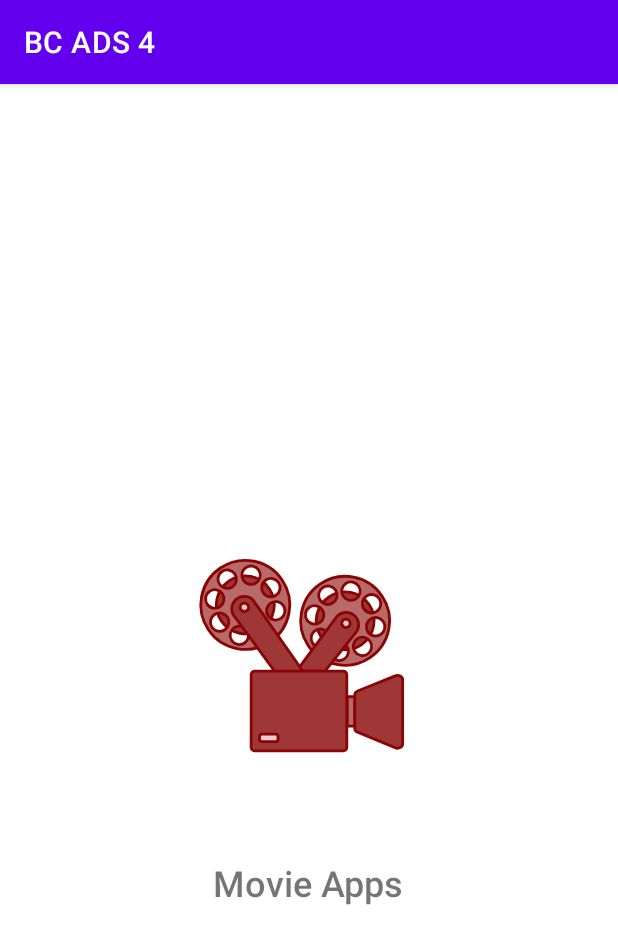
After one commit to dibaliqaja/BC-ADS-Beginner-4, an Android app: the SplashScreenActivity screen opened directly, with no data from a screen before it, on a phone screen of 412 x 824 dp. The commit adds this screen. Shown: the top 944 px of the screen. Run offline under Robolectric (Android 15) with nearby library versions, the phone set to English and light mode, and no system bars.

Commit message:
add splash screen

```diff
--- a/app/build.gradle
+++ b/app/build.gradle
@@ -45,6 +45,7 @@ dependencies {
     implementation 'com.github.bumptech.glide:glide:4.12.0'
     implementation 'androidx.navigation:navigation-fragment-ktx:2.2.2'
     implementation 'androidx.navigation:navigation-ui-ktx:2.2.2'
+    implementation 'com.airbnb.android:lottie:3.6.1'
 
     testImplementation 'junit:junit:4.+'
     androidTestImplementation 'androidx.test.ext:junit:1.1.2'
--- /dev/null
+++ b/app/src/main/java/com/example/bcads4/SplashScreenActivity.kt
@@ -0,0 +1,21 @@
+package com.example.bcads4
+
+import android.content.Intent
+import androidx.appcompat.app.AppCompatActivity
+import android.os.Bundle
+import android.os.Handler
+import com.example.bcads4.module.home.MainActivity
+
+class SplashScreenActivity : AppCompatActivity() {
+    override fun onCreate(savedInstanceState: Bundle?) {
+        super.onCreate(savedInstanceState)
+        setContentView(R.layout.activity_splash_screen)
+
+        var handler = Handler()
+        handler.postDelayed({
+            var intent = Intent(this, MainActivity::class.java)
+            startActivity(intent)
+            finish()
+        }, 5000)
+    }
+}
--- a/app/src/main/java/com/example/bcads4/FilmModel.kt
+++ b/app/src/main/java/com/example/bcads4/model/FilmModel.kt
@@ -1,4 +1,4 @@
-package com.example.bcads4
+package com.example.bcads4.model
 
 import android.os.Parcelable
 import kotlinx.android.parcel.Parcelize
--- a/app/src/main/java/com/example/bcads4/DetailActivity.kt
+++ b/app/src/main/java/com/example/bcads4/module/detail/DetailActivity.kt
@@ -1,9 +1,11 @@
-package com.example.bcads4
+package com.example.bcads4.module.detail
 
 import android.net.Uri
 import androidx.appcompat.app.AppCompatActivity
 import android.os.Bundle
 import android.widget.MediaController
+import com.example.bcads4.R
+import com.example.bcads4.model.FilmModel
 import kotlinx.android.synthetic.main.activity_detail.*
 
 class DetailActivity : AppCompatActivity() {
--- a/app/src/main/java/com/example/bcads4/AllMovieActivity.kt
+++ b/app/src/main/java/com/example/bcads4/module/list/AllMovieActivity.kt
@@ -1,9 +1,13 @@
-package com.example.bcads4
+package com.example.bcads4.module.list
 
 import android.content.Intent
 import android.os.Bundle
 import androidx.appcompat.app.AppCompatActivity
 import androidx.recyclerview.widget.LinearLayoutManager
+import com.example.bcads4.R
+import com.example.bcads4.adapter.AllMovieAdapter
+import com.example.bcads4.model.FilmModel
+import com.example.bcads4.module.detail.DetailActivity
 import kotlinx.android.synthetic.main.content_all_movie.*
 
 class AllMovieActivity : AppCompatActivity() {
--- a/app/src/main/res/layout/activity_all_movie.xml
+++ b/app/src/main/res/layout/activity_all_movie.xml
@@ -4,7 +4,7 @@
     xmlns:tools="http://schemas.android.com/tools"
     android:layout_width="match_parent"
     android:layout_height="match_parent"
-    tools:context=".AllMovieActivity">
+    tools:context=".module.list.AllMovieActivity">
 
     <com.google.android.material.appbar.AppBarLayout
         android:layout_width="match_parent"
--- a/app/src/main/res/layout/activity_detail.xml
+++ b/app/src/main/res/layout/activity_detail.xml
@@ -4,7 +4,7 @@
     xmlns:tools="http://schemas.android.com/tools"
     android:layout_width="match_parent"
     android:layout_height="match_parent"
-    tools:context=".DetailActivity">
+    tools:context=".module.detail.DetailActivity">
 
     <VideoView
         android:id="@+id/videoView"
--- a/app/src/main/res/layout/activity_main.xml
+++ b/app/src/main/res/layout/activity_main.xml
@@ -4,7 +4,7 @@
     xmlns:tools="http://schemas.android.com/tools"
     android:layout_width="match_parent"
     android:layout_height="match_parent"
-    tools:context=".MainActivity">
+    tools:context=".module.home.MainActivity">
 
     <ImageView
         android:id="@+id/imageView2"
--- /dev/null
+++ b/app/src/main/res/layout/activity_splash_screen.xml
@@ -0,0 +1,33 @@
+<?xml version="1.0" encoding="utf-8"?>
+<androidx.constraintlayout.widget.ConstraintLayout xmlns:android="http://schemas.android.com/apk/res/android"
+    xmlns:app="http://schemas.android.com/apk/res-auto"
+    xmlns:tools="http://schemas.android.com/tools"
+    android:layout_width="match_parent"
+    android:layout_height="match_parent"
+    tools:context=".SplashScreenActivity">
+
+    <com.airbnb.lottie.LottieAnimationView
+        android:id="@+id/lottieAnimationView"
+        android:layout_width="200dp"
+        android:layout_height="200dp"
+        app:layout_constraintBottom_toBottomOf="parent"
+        app:layout_constraintEnd_toEndOf="parent"
+        app:layout_constraintStart_toStartOf="parent"
+        app:layout_constraintTop_toTopOf="parent"
+        app:lottie_autoPlay="true"
+        app:lottie_fileName="movie_loading.json"
+        app:lottie_loop="true" />
+
+    <TextView
+        android:layout_width="wrap_content"
+        android:layout_height="wrap_content"
+        android:layout_marginTop="32dp"
+        android:fontFamily="sans-serif-medium"
+        android:text="@string/movie_apps"
+        android:textSize="24sp"
+        app:layout_constraintEnd_toEndOf="parent"
+        app:layout_constraintHorizontal_bias="0.498"
+        app:layout_constraintStart_toStartOf="parent"
+        app:layout_constraintTop_toBottomOf="@+id/lottieAnimationView" />
+
+</androidx.constraintlayout.widget.ConstraintLayout>
--- a/app/src/main/res/layout/content_all_movie.xml
+++ b/app/src/main/res/layout/content_all_movie.xml
@@ -8,6 +8,7 @@
     <androidx.recyclerview.widget.RecyclerView
         android:id="@+id/rv_all_movie"
         android:layout_width="match_parent"
-        android:layout_height="match_parent" />
+        android:layout_height="match_parent"
+        android:layout_marginBottom="10dp"/>
 
 </androidx.constraintlayout.widget.ConstraintLayout>
--- a/app/src/main/res/values/strings.xml
+++ b/app/src/main/res/values/strings.xml
@@ -16,4 +16,5 @@
 
     <string name="hello_first_fragment">Hello first fragment</string>
     <string name="hello_second_fragment">Hello second fragment. Arg: %1$s</string>
+    <string name="movie_apps">Movie Apps</string>
 </resources>
```
Also changed, not shown: app/src/main/AndroidManifest.xml (+11 -10 lines), app/src/main/assets/movie_loading.json (added, +1 -0 lines), app/src/main/java/com/example/bcads4/adapter/AllMovieAdapter.kt (renamed from app/src/main/java/com/example/bcads4/AllMovieAdapter.kt, +5 -3 lines), app/src/main/java/com/example/bcads4/adapter/MovieAdapter.kt (renamed from app/src/main/java/com/example/bcads4/MovieAdapter.kt, +5 -3 lines), app/src/main/java/com/example/bcads4/module/home/MainActivity.kt (renamed from app/src/main/java/com/example/bcads4/MainActivity.kt, +6 -2 lines).
